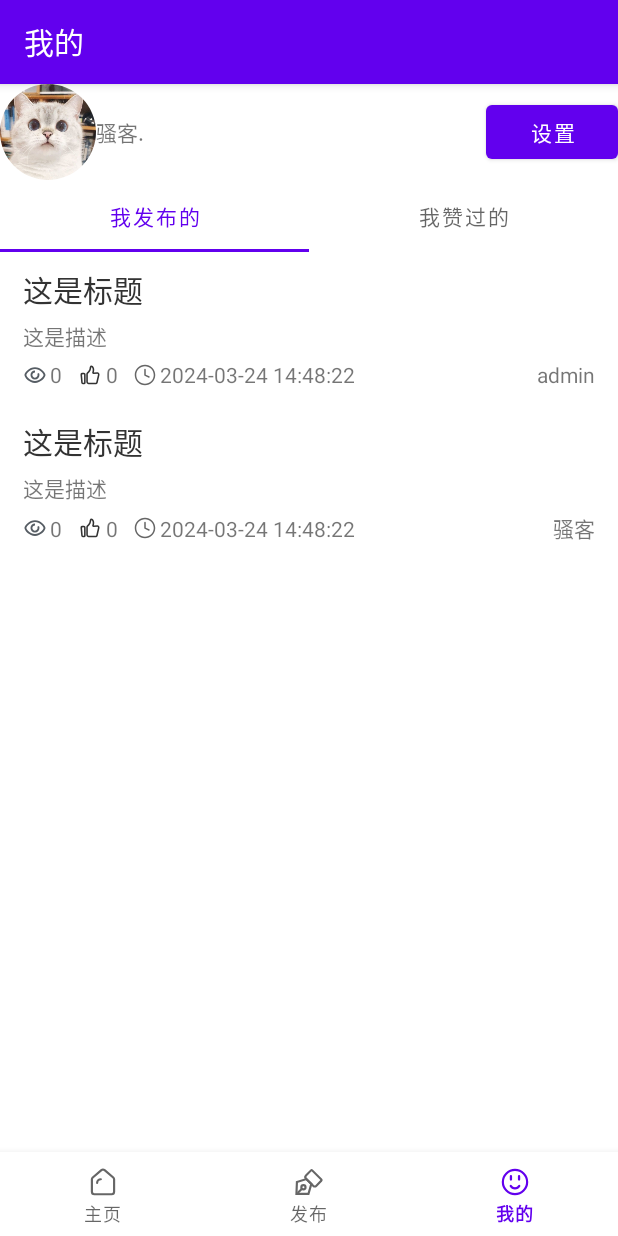
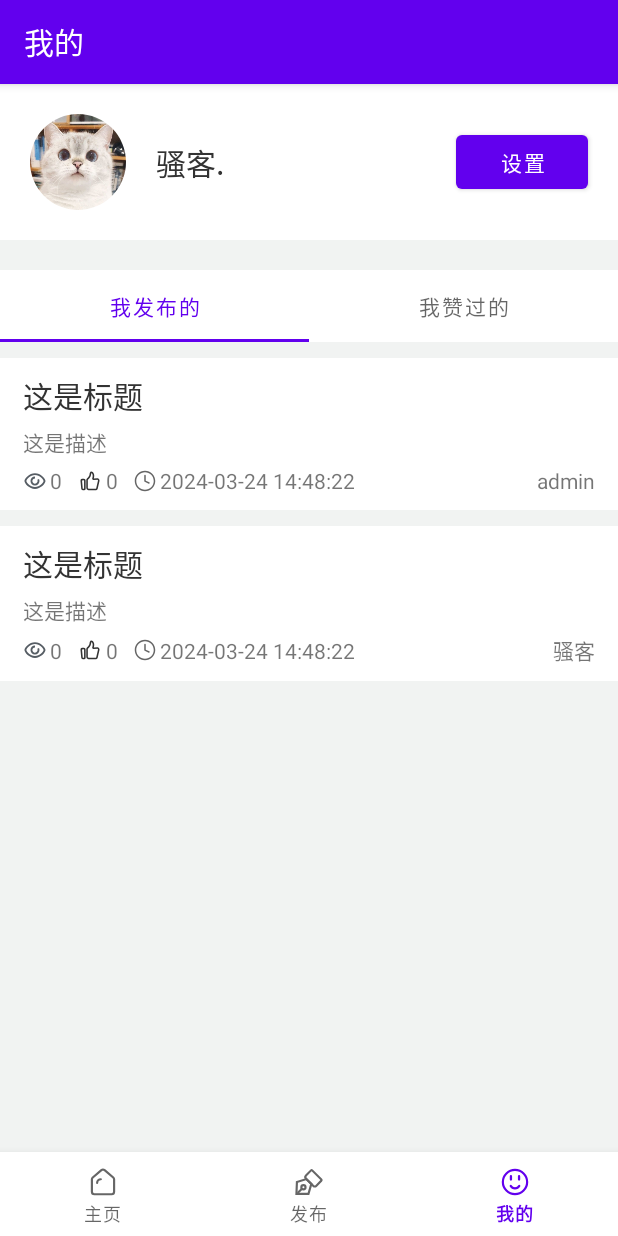
Before and after one commit to PrinceSaoKe/JoyReader, an Android app: the screen it shows after launch (MainActivity), item 3 of the bottom bar chosen, on a phone screen of 412 x 824 dp. Run offline under Robolectric (Android 15) with nearby library versions, the phone set to English and light mode, and no system bars; our stand-ins replace navigation-ui; libraries missing offline, so code that uses them is left out: com.tencent.mmkv; 7 statements that could not run were skipped.

Commit message:
:lipstick: style: 修改背景色为灰色，我的页面UI

```diff
--- /dev/null
+++ b/app/src/main/java/com/saoke/joyreader/constant/ViewModelStatusEnum.kt
@@ -0,0 +1,7 @@
+package com.saoke.joyreader.constant
+
+enum class ViewModelStatusEnum {
+    LOADING,
+    ERROR,
+    FINISHED,
+}
--- a/app/src/main/java/com/saoke/joyreader/ui/blogpagelist/BlogListAdapter.kt
+++ b/app/src/main/java/com/saoke/joyreader/ui/blogpagelist/BlogListAdapter.kt
@@ -4,7 +4,6 @@ import android.view.LayoutInflater
 import android.view.ViewGroup
 import androidx.recyclerview.widget.RecyclerView
 import com.saoke.joyreader.databinding.BlogListItemBinding
-import com.saoke.joyreader.logic.extension.format
 import com.saoke.joyreader.logic.model.BlogModel
 
 class BlogListAdapter(private val blogList: List<BlogModel>) :
@@ -21,7 +20,7 @@ class BlogListAdapter(private val blogList: List<BlogModel>) :
             binding.blogListItemAuthorName.text = blog.authorName
             binding.blogListItemClicks.text = "${blog.clicks}"
             binding.blogListItemLikes.text = "${blog.likes}"
-            binding.blogListItemPostTime.text = blog.createTime.format()
+            binding.blogListItemPostTime.text = blog.createTime
         }
     }
 
--- a/app/src/main/java/com/saoke/joyreader/ui/home/HomeViewModel.kt
+++ b/app/src/main/java/com/saoke/joyreader/ui/home/HomeViewModel.kt
@@ -4,6 +4,7 @@ import android.util.Log
 import androidx.lifecycle.MutableLiveData
 import androidx.lifecycle.ViewModel
 import com.saoke.joyreader.api.Retrofit
+import com.saoke.joyreader.constant.ViewModelStatusEnum
 import com.saoke.joyreader.logic.model.BlogListModel
 import com.saoke.joyreader.logic.model.BlogModel
 import com.saoke.joyreader.logic.model.Model
@@ -16,6 +17,8 @@ class HomeViewModel : ViewModel() {
     private val _tabs: List<String> = listOf("热门", "最新")
     val tabs: List<String> = _tabs
 
+    val status = MutableLiveData(ViewModelStatusEnum.LOADING)
+
     val hotBlogList = MutableLiveData<List<BlogModel>>(listOf())
 
     val latestBlogList = MutableLiveData<List<BlogModel>>(listOf())
@@ -23,6 +26,8 @@ class HomeViewModel : ViewModel() {
     private var currPage = 1
 
     fun getBlogList() {
+        status.value = ViewModelStatusEnum.LOADING
+
         // 获取热门列表
         Retrofit.api.getBlogList(currPage, 0)
             .enqueue(object : Callback<Model<BlogListModel>> {
@@ -32,13 +37,16 @@ class HomeViewModel : ViewModel() {
                 ) {
                     if (response.isSuccessful) {
                         hotBlogList.value = response.body()!!.data.articles
+                        status.value = ViewModelStatusEnum.FINISHED
                     } else {
                         Log.i("MyLog", "getHotBlogList：${response.code()}")
+                        status.value = ViewModelStatusEnum.ERROR
                     }
                 }
 
                 override fun onFailure(call: Call<Model<BlogListModel>>, t: Throwable) {
                     Log.i("MyLog", "请求失败: ${t.message}")
+                    status.value = ViewModelStatusEnum.ERROR
                 }
             })
 
--- a/app/src/main/res/layout/activity_main.xml
+++ b/app/src/main/res/layout/activity_main.xml
@@ -3,7 +3,8 @@
     xmlns:app="http://schemas.android.com/apk/res-auto"
     android:id="@+id/container"
     android:layout_width="match_parent"
-    android:layout_height="match_parent">
+    android:layout_height="match_parent"
+    android:background="@color/background">
 
     <com.google.android.material.bottomnavigation.BottomNavigationView
         android:id="@+id/nav_view"
--- a/app/src/main/res/layout/blog_list.xml
+++ b/app/src/main/res/layout/blog_list.xml
@@ -2,7 +2,8 @@
 <androidx.constraintlayout.widget.ConstraintLayout xmlns:android="http://schemas.android.com/apk/res/android"
     xmlns:app="http://schemas.android.com/apk/res-auto"
     android:layout_width="match_parent"
-    android:layout_height="match_parent">
+    android:layout_height="match_parent"
+    android:paddingVertical="5dp">
 
     <androidx.recyclerview.widget.RecyclerView
         android:id="@+id/home_list_view"
--- a/app/src/main/res/layout/blog_list_item.xml
+++ b/app/src/main/res/layout/blog_list_item.xml
@@ -3,6 +3,8 @@
     xmlns:app="http://schemas.android.com/apk/res-auto"
     android:layout_width="match_parent"
     android:layout_height="wrap_content"
+    android:layout_marginVertical="5dp"
+    android:background="@color/white"
     android:paddingHorizontal="15dp"
     android:paddingVertical="10dp">
 
--- a/app/src/main/res/layout/fragment_my.xml
+++ b/app/src/main/res/layout/fragment_my.xml
@@ -6,10 +6,18 @@
     android:layout_height="match_parent"
     tools:context=".ui.my.MyFragment">
 
+    <androidx.constraintlayout.widget.ConstraintLayout
+        android:id="@+id/user_bar"
+        android:layout_width="match_parent"
+        android:layout_height="wrap_content"
+        android:background="@color/white"
+        app:layout_constraintTop_toTopOf="parent">
+
         <com.google.android.material.imageview.ShapeableImageView
             android:id="@+id/avatar"
-        android:layout_width="64dp"
-        android:layout_height="64dp"
+            android:layout_width="104dp"
+            android:layout_height="104dp"
+            android:padding="20dp"
             android:scaleType="centerCrop"
             app:layout_constraintLeft_toLeftOf="parent"
             app:layout_constraintTop_toTopOf="parent"
@@ -19,26 +27,32 @@
             android:id="@+id/username"
             android:layout_width="wrap_content"
             android:layout_height="wrap_content"
-        app:layout_constraintBottom_toTopOf="@+id/blog_page_list"
+            android:textColor="@color/FF333333"
+            android:textSize="20sp"
+            app:layout_constraintBottom_toBottomOf="@+id/avatar"
             app:layout_constraintLeft_toRightOf="@+id/avatar"
-        app:layout_constraintTop_toTopOf="parent"
+            app:layout_constraintTop_toTopOf="@+id/avatar"
             app:layout_constraintVertical_bias="0.5" />
 
         <Button
             android:id="@+id/settings_button"
             android:layout_width="wrap_content"
             android:layout_height="wrap_content"
+            android:layout_marginHorizontal="20dp"
             android:text="@string/settings"
-        app:layout_constraintBottom_toTopOf="@+id/blog_page_list"
+            app:layout_constraintBottom_toBottomOf="@+id/avatar"
             app:layout_constraintRight_toRightOf="parent"
-        app:layout_constraintTop_toTopOf="parent"
+            app:layout_constraintTop_toTopOf="@+id/avatar"
             app:layout_constraintVertical_bias="0.5" />
+
+    </androidx.constraintlayout.widget.ConstraintLayout>
 
     <com.saoke.joyreader.ui.blogpagelist.BlogPageListLayout
         android:id="@+id/blog_page_list"
         android:layout_width="match_parent"
         android:layout_height="0dp"
+        android:layout_marginTop="20dp"
         app:layout_constraintBottom_toBottomOf="parent"
-        app:layout_constraintTop_toBottomOf="@+id/avatar" />
+        app:layout_constraintTop_toBottomOf="@+id/user_bar" />
 
 </androidx.constraintlayout.widget.ConstraintLayout>
--- a/app/src/main/res/values/colors.xml
+++ b/app/src/main/res/values/colors.xml
@@ -8,4 +8,5 @@
     <color name="black">#FF000000</color>
     <color name="white">#FFFFFFFF</color>
     <color name="FF333333">#FF333333</color>
+    <color name="background">#FFF1F3F2</color>
 </resources>
```
Lines whose indentation alone changed are shown as unchanged.
